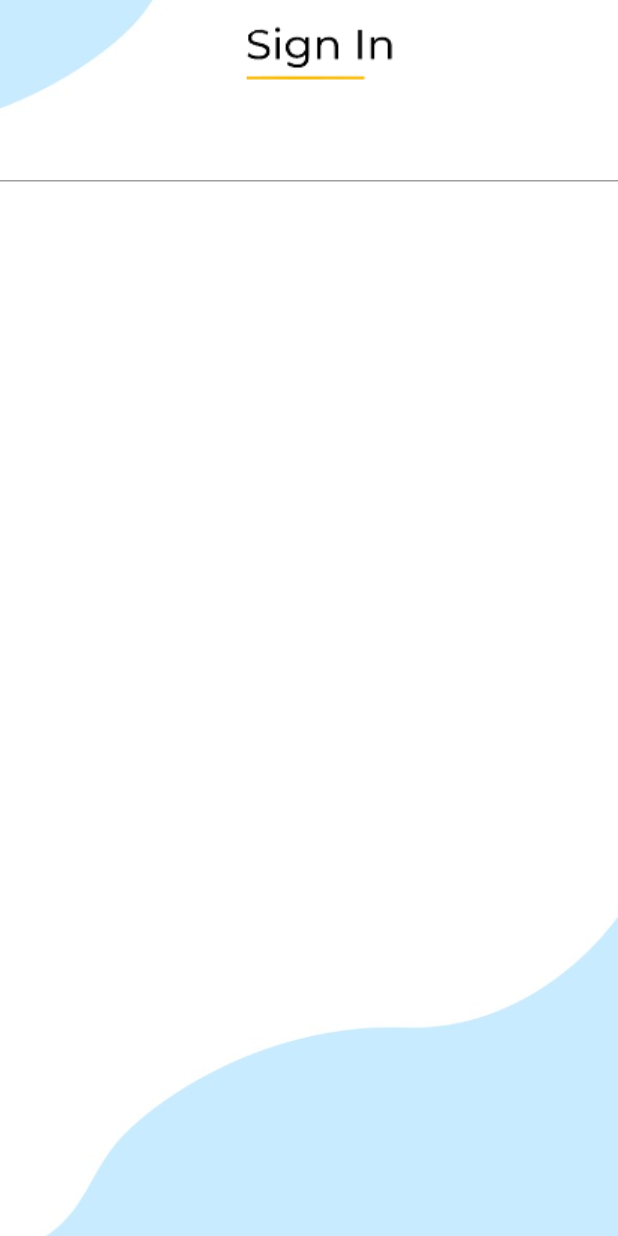
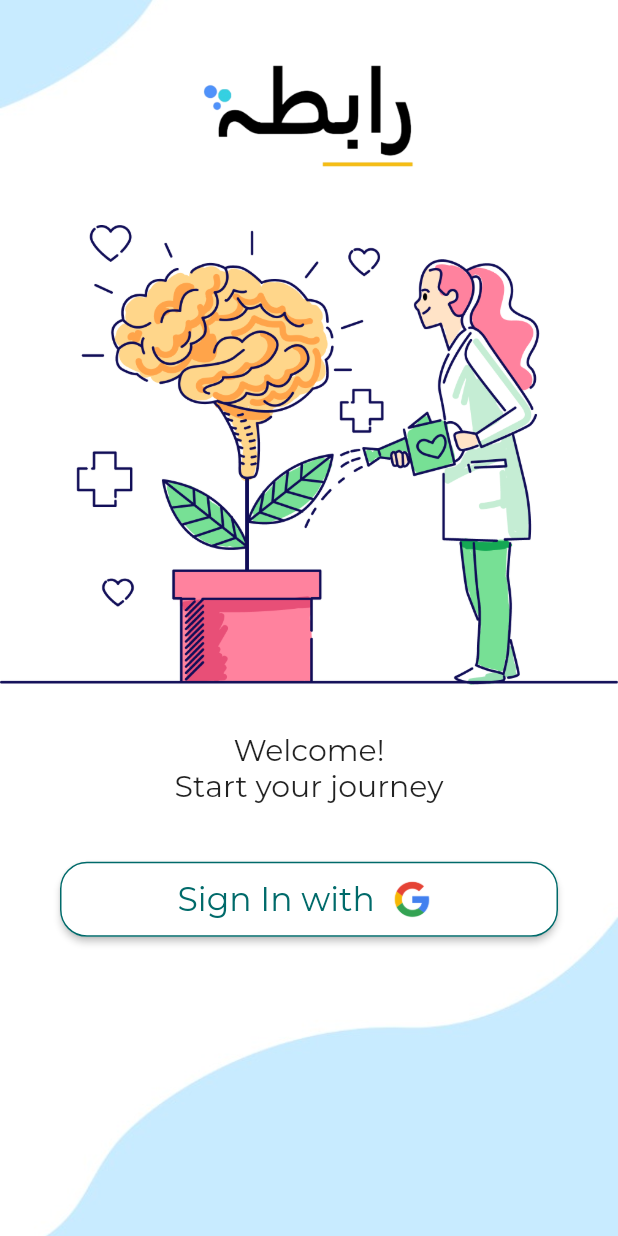
Before and after one commit to Jaffar17/Raabta---Final-Year-Project, a Flutter app: the screen it shows after launch, after a tap on "User", on a phone screen of 412 x 824 dp. Run offline on Flutter 3.47's test engine with Material 2 defaults, Android fonts, the phone set to English and light mode, and no system bars.

Commit message:
First Screen and Login Screen done

```diff
--- a/lib/User/login_user.dart
+++ b/lib/User/login_user.dart
@@ -1,4 +1,5 @@
 import 'package:flutter/material.dart';
+import 'package:raabta_fyp/User/profile_user.dart';
 
 class LoginUser extends StatefulWidget {
   const LoginUser({Key? key}) : super(key: key);
@@ -12,59 +13,63 @@ class _LoginUserState extends State<LoginUser> {
   Widget build(BuildContext context) {
     return SafeArea(
         child: Scaffold(
-        body:
-        // body: Background(),
-        //Background
-        Container(
-          width: MediaQuery.of(context).size.width,
+          body: Container(
             decoration: BoxDecoration(
                 image: DecorationImage(
-              image: AssetImage("assets/images/Background.jpeg"),
-              fit: BoxFit.cover,
+                    image: AssetImage("assets/images/Background.jpeg"), fit: BoxFit.cover)),
+            child: Column(
+              crossAxisAlignment: CrossAxisAlignment.center,
+              children: [
+                Image(
+                  image: AssetImage("assets/images/RaabtaLogo.png"),
+                  height: 150,
+                  width: 150,
+                ),
+                Image(
+                  image: AssetImage("assets/images/Cover.png"),
+                  // height: 200,
+                  // width: 200,
+                ),
+                Padding(
+                  padding: const EdgeInsets.only(left: 8.0, right: 8.0, top: 32.0, bottom: 18.0),
+                  child: Text("Welcome!\nStart your journey", style: TextStyle(fontSize: 20 ),textAlign: TextAlign.center,),
+                ),
+                Padding(
+                  padding: const EdgeInsets.only(left: 40, right: 40, top: 20),
+                  child: ElevatedButton(
+                    onPressed: () {
+                      Navigator.push(context,
+                          MaterialPageRoute(builder: (context) => ProfileUser()));
+                    },
+                    child: Row(
+                      mainAxisAlignment: MainAxisAlignment.center,
+                      crossAxisAlignment: CrossAxisAlignment.center,
+                      children: [
+                        Text(
+                          "Sign In with ",
+                          style: TextStyle(fontSize: 22, color: Color(0xff006A6A)),
+                        ),
+                        Image(
+                          image: AssetImage("assets/images/googleLogo.png"),
+                          height: 38,
+                          //width: 30,
+                        )
+                      ],
+                    ),
+                    style: ElevatedButton.styleFrom(
+                      backgroundColor: Color(0xffFFFFFF),
+                      minimumSize: Size(100, 50),
+                      side: BorderSide(width: 1, color: Color(0xff006A6A)),
+                      shape: RoundedRectangleBorder(
+                        borderRadius: BorderRadius.circular(18),
                       ),
                     ),
-          //Background
-          child: Column(
-            //mainAxisAlignment: MainAxisAlignment.center,
-            crossAxisAlignment: CrossAxisAlignment.center,
-            children: [
-              Image.asset(
-                "assets/images/Signin.png",
-                // width: 100,
-                // height: 200,
                   ),
-              TextField(
-
                 ),
               ],
             ),
           ),
-
-    ),);
+        )
+    );
   }
 }
-
-// class Background extends StatelessWidget {
-//   const Background({Key? key}) : super(key: key);
-//
-//   @override
-//   Widget build(BuildContext context) {
-//     return Container(
-//       width: MediaQuery.of(context).size.width,
-//       decoration: BoxDecoration(
-//           image: DecorationImage(
-//               image: AssetImage("assets/images/Background.jpeg"), fit: BoxFit.cover)),
-//       child: Column(
-//             crossAxisAlignment: CrossAxisAlignment.center,
-//             children: [
-//               Image.asset(
-//                 "assets/images/Signin.png",
-//                 // width: 100,
-//                 // height: 200,
-//               ),
-//             ],
-//       ),
-//     );
-//   }
-// }
-//
--- a/lib/first_screen.dart
+++ b/lib/first_screen.dart
@@ -40,7 +40,7 @@ class _FirstScreenState extends State<FirstScreen> {
                 child: ElevatedButton(onPressed: (){
                   Navigator.push(context, MaterialPageRoute(builder: (context)=> LoginUser()));
                 },
-                    child: Text("User", style: TextStyle(fontSize: 18),),
+                    child: Text("User", style: TextStyle(fontSize: 22),),
                   style: ElevatedButton.styleFrom(
                       backgroundColor: Color(0xff006A6A),
                       minimumSize: Size(85, 40),
@@ -57,7 +57,7 @@ class _FirstScreenState extends State<FirstScreen> {
               ElevatedButton(onPressed: (){
 
               },
-                child: Text("Counsellor", style: TextStyle(fontSize: 18, color: Color(0xff006A6A)),),
+                child: Text("Counsellor", style: TextStyle(fontSize: 22, color: Color(0xff006A6A)),),
                 style: ElevatedButton.styleFrom(
                   backgroundColor: Color(0xffFFFFFF),
                   minimumSize: Size(120, 40),
--- a/lib/main.dart
+++ b/lib/main.dart
@@ -15,7 +15,7 @@ class MyApp extends StatelessWidget {
       title: 'Flutter Demo',
       debugShowCheckedModeBanner: false,
       theme: ThemeData(
-        // fontFamily: "ProximaNova",
+        fontFamily: "Montserrat",
         // This is the theme of your application.
         //
         // Try running your application with "flutter run". You'll see the
--- a/pubspec.yaml
+++ b/pubspec.yaml
@@ -60,7 +60,10 @@ flutter:
   # included with your application, so that you can use the icons in
   # the material Icons class.
   uses-material-design: true
-
+  fonts:
+    - family: Montserrat
+      fonts:
+        - asset: assets/fonts/Montserrat-Regular.ttf
   # To add assets to your application, add an assets section, like this:
   # assets:
   #   - images/a_dot_burr.jpeg
```
Also changed, not shown: lib/User/loginTry.dart (+120 -41 lines), lib/User/profile_user.dart (added, +37 -0 lines), assets/fonts/Montserrat-Regular.ttf (added), assets/images/ProfileHeading.png (added), assets/images/googleLogo.png (added). Lines whose indentation alone changed are shown as unchanged.
